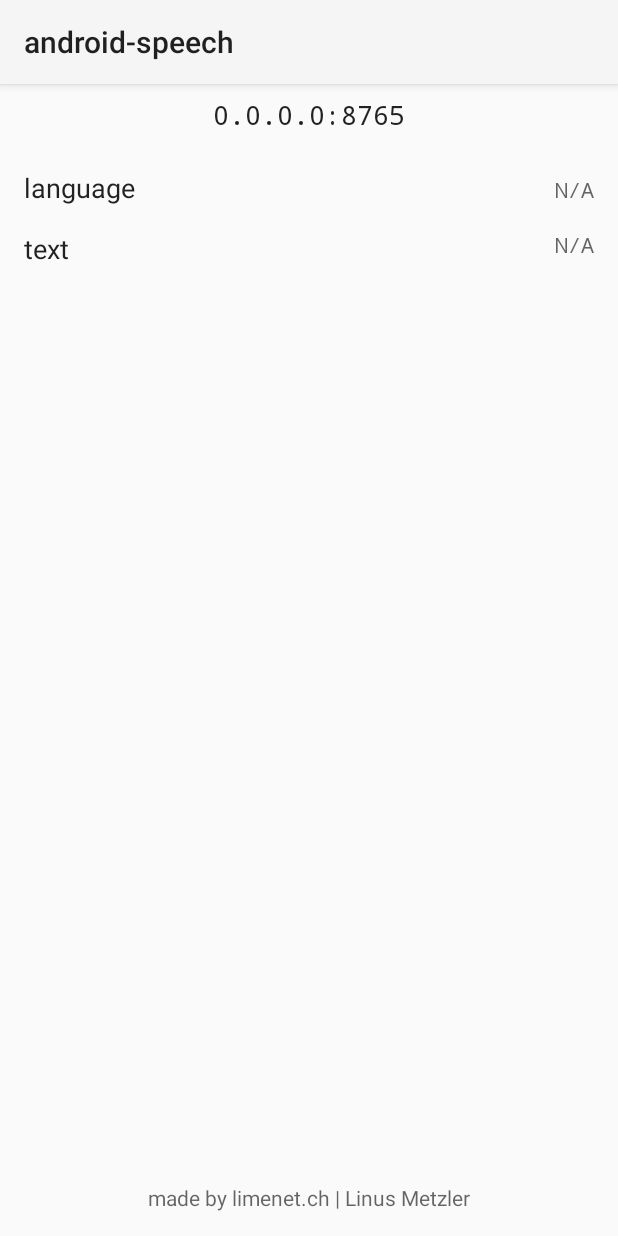
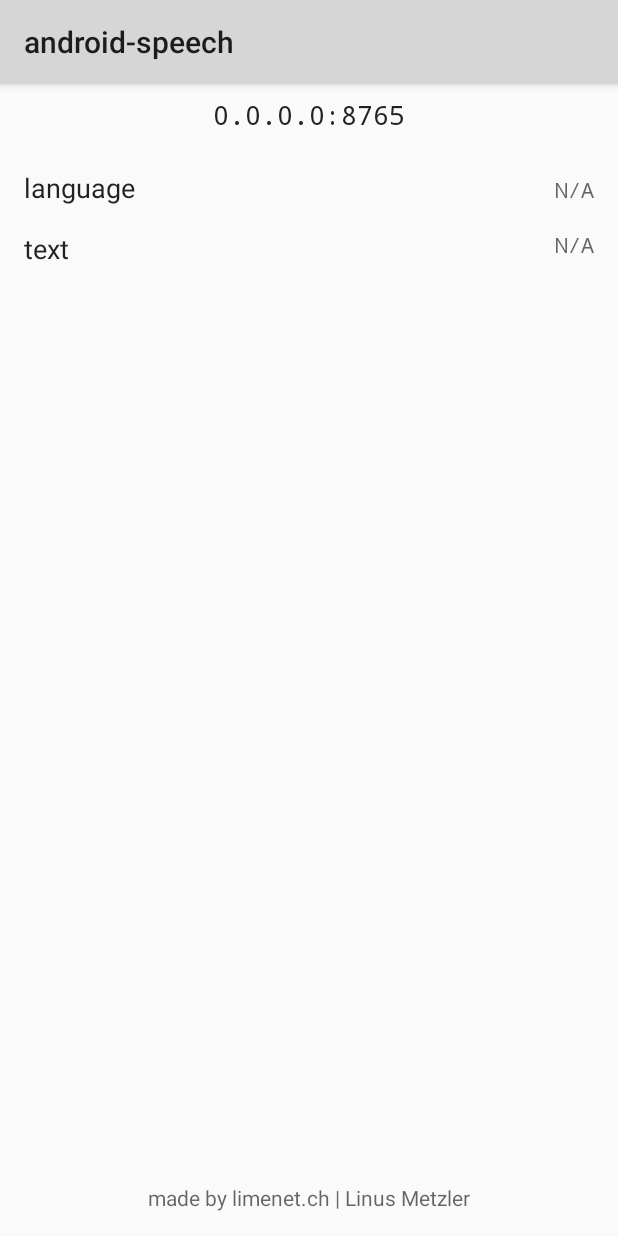
Before and after one commit to limenet/android-speech, an Android app: the screen it shows after launch (MainActivity), on a phone screen of 412 x 824 dp. Run offline under Robolectric (Android 15) with nearby library versions, the phone set to English and light mode, and no system bars; libraries missing offline, so code that uses them is left out: fi.iki.elonen; 1 statement that could not run was skipped.

Commit message:
theme fix

```diff
--- a/app/src/main/AndroidManifest.xml
+++ b/app/src/main/AndroidManifest.xml
@@ -11,8 +11,9 @@
         android:icon="@mipmap/ic_launcher"
         android:label="@string/app_name"
         android:supportsRtl="true"
-        android:theme="@style/Theme.AppCompat.Light">
-        <activity android:name=".MainActivity" android:screenOrientation="portrait">
+        android:theme="@style/AppTheme">
+        <activity android:name=".MainActivity" android:screenOrientation="portrait"
+            android:theme="@style/AppTheme">
             <intent-filter>
                 <action android:name="android.intent.action.MAIN" />
                 <category android:name="android.intent.category.LAUNCHER" />
--- a/app/src/main/res/values/styles.xml
+++ b/app/src/main/res/values/styles.xml
@@ -1,7 +1,11 @@
 <resources>
 
     <!-- Base application theme. -->
-    <style name="AppTheme" parent="Theme.AppCompat.Light.DarkActionBar">
+    <style name="AppTheme" parent="Theme.AppCompat.Light">
+        <!-- Customize your theme here. -->
+        <item name="colorPrimary">@color/colorPrimary</item>
+        <item name="colorPrimaryDark">@color/colorPrimaryDark</item>
+        <item name="colorAccent">@color/colorAccent</item>
     </style>
 
 </resources>
```
